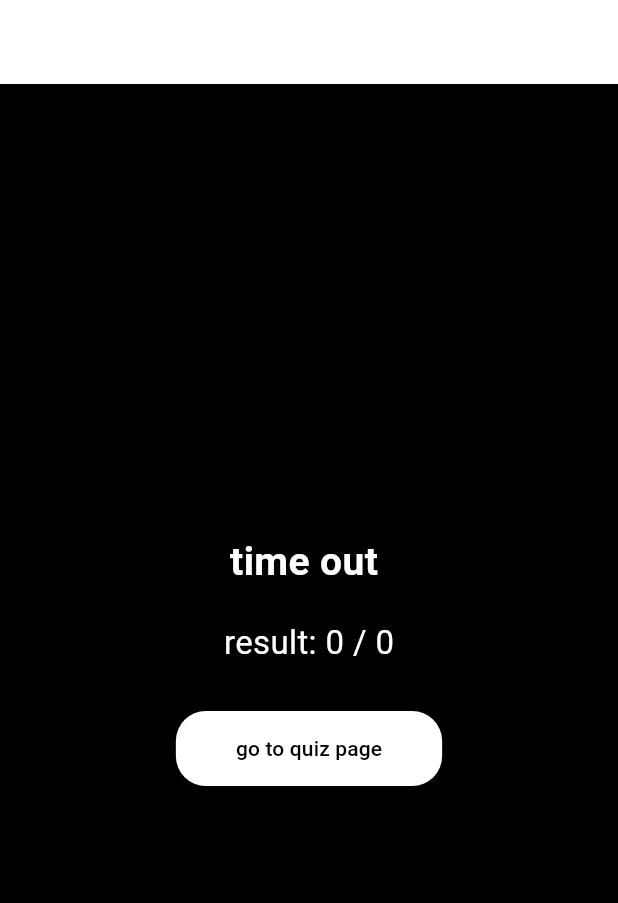
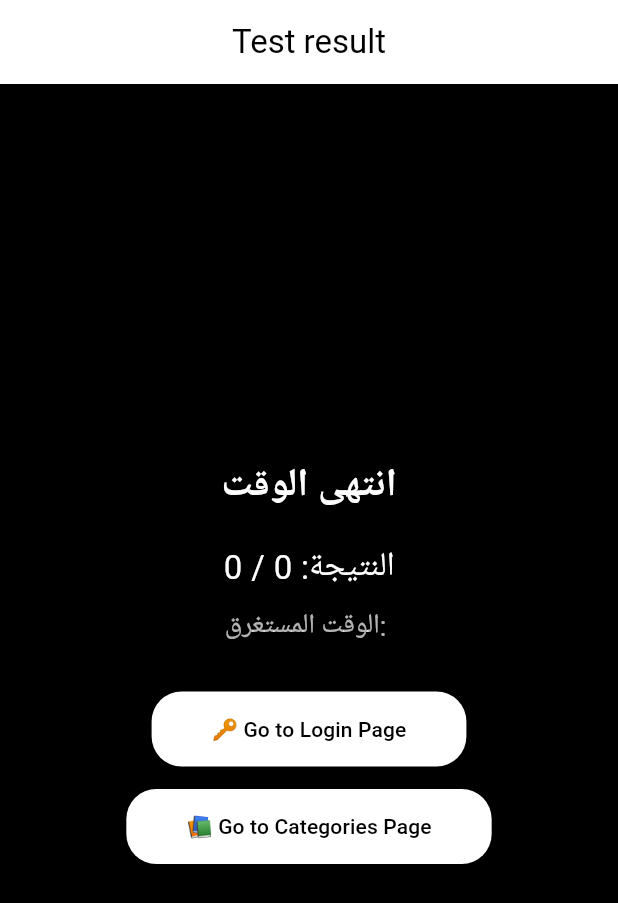
Before and after one commit to Hema2006127/quizapp, a Flutter app: the ResultPage screen opened directly with empty values, on a phone screen of 412 x 824 dp. Shown: the top 903 px of the screen. Run offline on Flutter 3.47's test engine with Material 3 defaults, Android fonts, the phone set to English and light mode, and no system bars.

Commit message:
solve buttons issue

```diff
--- a/lib/ResultPage.dart
+++ b/lib/ResultPage.dart
@@ -1,17 +1,34 @@
 import 'package:flutter/material.dart';
+import 'package:quiz_app/loginpage.dart';
+import 'categorypage.dart';
+import 'loginpage.dart';
 
 class ResultPage extends StatelessWidget {
   final int score;
   final int total;
+  final String userName;
+  final String subjectName;
+  final Duration? elapsedTime;
 
-  const ResultPage({super.key, required this.score, required this.total});
+  const ResultPage({
+    super.key,
+    required this.score,
+    required this.total,
+    required this.userName,
+    required this.subjectName,
+    this.elapsedTime,
+  });
 
   @override
   Widget build(BuildContext context) {
+    String formattedTime = elapsedTime != null
+        ? "${elapsedTime!.inMinutes} min ${elapsedTime!.inSeconds % 60} sec"
+        : "";
+
     return Scaffold(
       backgroundColor: Colors.black,
       appBar: AppBar(
-        title: const Text(""),
+        title: const Text("Test result"),
         centerTitle: true,
         backgroundColor: Colors.white,
         foregroundColor: Colors.black,
@@ -21,7 +38,7 @@ class ResultPage extends StatelessWidget {
           mainAxisAlignment: MainAxisAlignment.center,
           children: [
             const Text(
-              "time out ",
+              "انتهى الوقت",
               style: TextStyle(
                 fontSize: 26,
                 fontWeight: FontWeight.bold,
@@ -30,12 +47,26 @@ class ResultPage extends StatelessWidget {
             ),
             const SizedBox(height: 20),
             Text(
-              "result: $score / $total",
+              "النتيجة: $score / $total",
               style: const TextStyle(fontSize: 22, color: Colors.white),
             ),
+            const SizedBox(height: 10),
+            Text(
+              "الوقت المستغرق: $formattedTime",
+              style: const TextStyle(fontSize: 18, color: Colors.white70),
+            ),
             const SizedBox(height: 30),
+
+            // زر الذهاب لصفحة Login (Homepage)
             ElevatedButton(
-              onPressed: () => Navigator.pop(context),
+              onPressed: () {
+                Navigator.pushReplacement(
+                  context,
+                  MaterialPageRoute(
+                    builder: (_) => const Homepage(), // ⬅️ هنا بنستخدم Homepage
+                  ),
+                );
+              },
               style: ElevatedButton.styleFrom(
                 backgroundColor: Colors.white,
                 foregroundColor: Colors.black,
@@ -47,7 +78,33 @@ class ResultPage extends StatelessWidget {
                   borderRadius: BorderRadius.circular(20),
                 ),
               ),
-              child: const Text("go to quiz page"),
+              child: const Text("🔑 Go to Login Page"),
+            ),
+
+            const SizedBox(height: 15),
+
+            // زر الذهاب لصفحة اختيار المواد
+            ElevatedButton(
+              onPressed: () {
+                Navigator.push(
+                  context,
+                  MaterialPageRoute(
+                    builder: (_) => CategoryPage(userName: userName),
+                  ),
+                );
+              },
+              style: ElevatedButton.styleFrom(
+                backgroundColor: Colors.white,
+                foregroundColor: Colors.black,
+                padding: const EdgeInsets.symmetric(
+                  horizontal: 40,
+                  vertical: 15,
+                ),
+                shape: RoundedRectangleBorder(
+                  borderRadius: BorderRadius.circular(20),
+                ),
+              ),
+              child: const Text("📚 Go to Categories Page"),
             ),
           ],
         ),
--- a/lib/prequiz.dart
+++ b/lib/prequiz.dart
@@ -123,7 +123,10 @@ class PreQuizPage extends StatelessWidget {
                         Navigator.push(
                           context,
                           MaterialPageRoute(
-                            builder: (_) => QuizPage(subjectName: subjectName),
+                            builder: (_) => QuizPage(
+                              subjectName: subjectName,
+                              userName: username,
+                            ),
                           ),
                         );
                       },
```
Also changed, not shown: lib/QuizPage.dart (+68 -20 lines), lib/categorypage.dart (+5 -6 lines), lib/loginpage.dart (+8 -6 lines).
